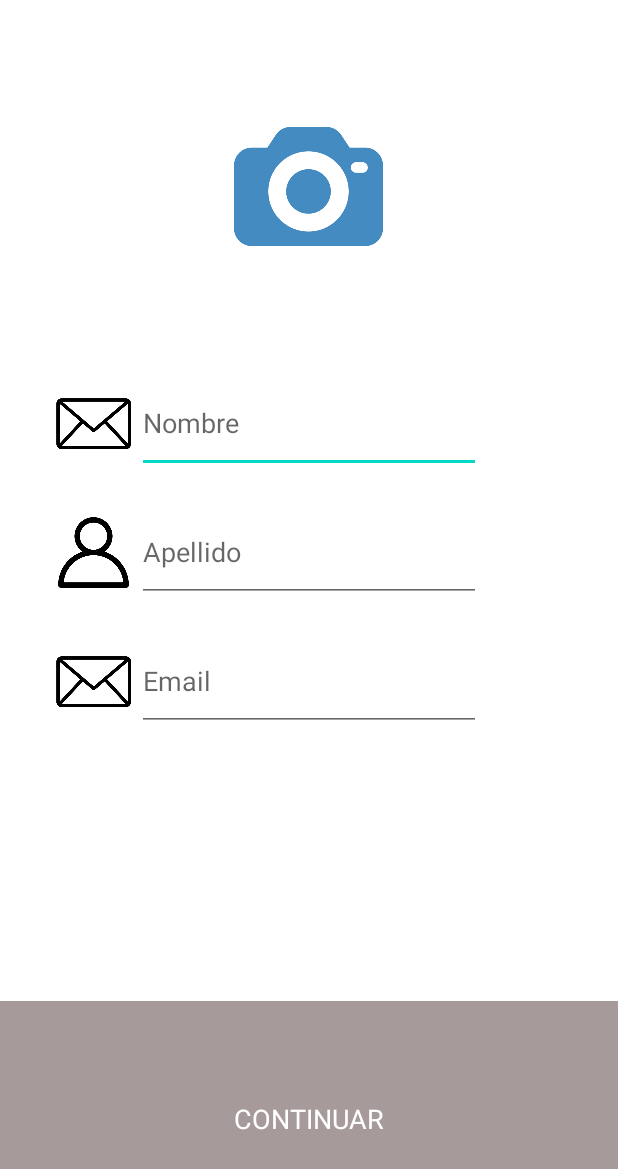
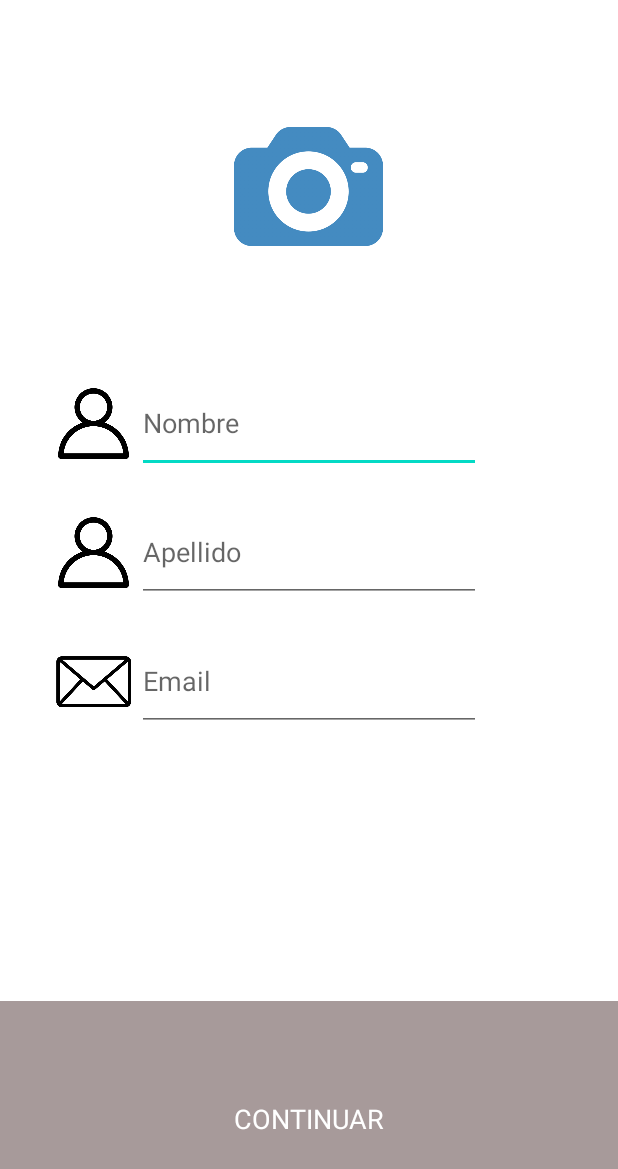
Before and after one commit to Capacoila/AplicacionAntiSpam, an Android app: the layout activity_crearperfilmanualmente.xml on its own in the app's theme, with its tools: preview values and no code run, on a phone screen of 412 x 824 dp. Shown: the top 1169 px of the screen. Run offline under Robolectric (Android 15) with nearby library versions, the phone set to English and light mode, and no system bars.

Commit message:
Actualizacion de Imagenes2

```diff
--- a/app/src/main/res/layout/activity_crearperfilmanualmente.xml
+++ b/app/src/main/res/layout/activity_crearperfilmanualmente.xml
@@ -44,7 +44,7 @@
             android:layout_marginStart="17dp"
             android:layout_marginRight="7dp"
             android:layout_toLeftOf="@id/textView1"
-            android:src="@drawable/email" />
+            android:src="@drawable/usuario2" />
 
     </RelativeLayout>
 
```
Also changed, not shown: app/src/main/res/drawable/blocklogosf.png (added), app/src/main/res/drawable/perfil.png (added), app/src/main/res/drawable/usuario.png (added), app/src/main/res/drawable/usuariodeperfil_azul.png (added).
